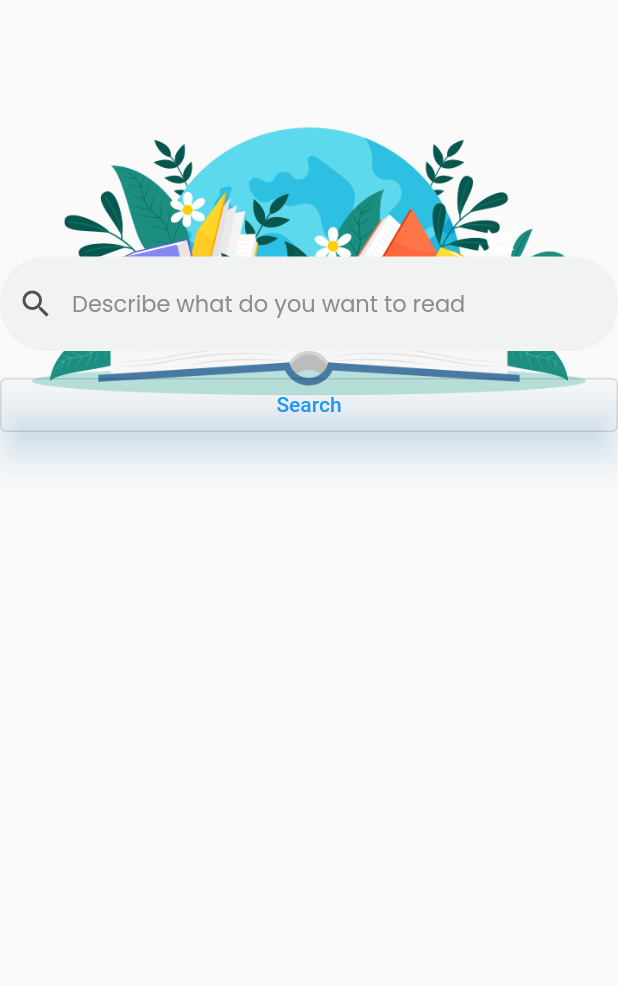
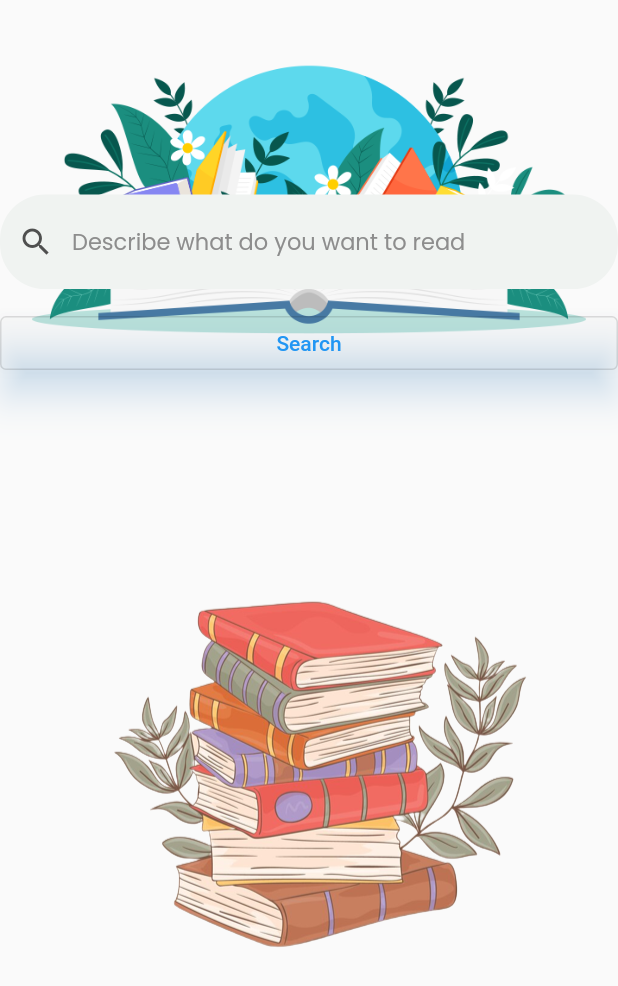
Before and after one commit to IsmailTosunTnyl/lib_management, a Flutter app: the BookAIPage widget shown alone on an empty page, opened directly, on a phone screen of 412 x 824 dp. Shown: the top 986 px of the screen. Run offline on Flutter 3.47's test engine with Material 2 defaults, Android fonts, the light colour scheme and no system bars; our stand-ins replace cloud_firestore, email_validator, firebase_auth, firebase_core, flutter_datetime_picker, google_fonts and 1 more; missing offline and left inert: chat_gpt_sdk; accounts and stored records are empty; network calls fail.

Commit message:
lets change

```diff
--- a/lib/widgets/BookAIPage.dart
+++ b/lib/widgets/BookAIPage.dart
@@ -159,7 +159,8 @@ class _BookAIPageState extends State<BookAIPage> {
 
   @override
   Widget build(BuildContext context) {
-    return Center(
+    return SingleChildScrollView(
+      child: Center(
           child: SizedBox(
         width: MediaQuery.of(context).size.width,
         height: MediaQuery.of(context).size.height * 0.9,
@@ -193,7 +194,8 @@ class _BookAIPageState extends State<BookAIPage> {
                           style: ButtonStyle(
                               elevation: MaterialStateProperty.all(10),
                               shadowColor: MaterialStateColor.resolveWith(
-                                (states) => Color.fromARGB(81, 33, 149, 243))),
+                                  (states) =>
+                                      Color.fromARGB(81, 33, 149, 243))),
                           onPressed: () {
                             _translateEngToThai(inputcontroller.text);
                           },
@@ -206,12 +208,19 @@ class _BookAIPageState extends State<BookAIPage> {
               height: 20,
             ),
             Expanded(
-            child: ListView(
+              child: widgetList.isNotEmpty
+                  ? ListView(
                       children: widgetList,
+                    )
+                  : Image.asset(
+                      'assets/Images/book.png',
+                      scale: 1.5,
+                      width: double.infinity,
                     ),
             )
           ],
         ),
-    ));
+      )),
+    );
   }
 }
--- a/lib/widgets/MainPage.dart
+++ b/lib/widgets/MainPage.dart
@@ -27,14 +27,7 @@ class _MainPageState extends State<MainPage> {
       title: 'Flutter Demo',
       theme: ThemeData(
         // This is the theme of your application.
-        //
-        // Try running your application with "flutter run". You'll see the
-        // application has a blue toolbar. Then, without quitting the app, try
-        // changing the primarySwatch below to Colors.green and then invoke
-        // "hot reload" (press "r" in the console where you ran "flutter run",
-        // or simply save your changes to "hot reload" in a Flutter IDE).
-        // Notice that the counter didn't reset back to zero; the application
-        // is not restarted.
+
         primarySwatch: Colors.blue,
       ),
       home: FutureBuilder(
@@ -49,7 +42,7 @@ class _MainPageState extends State<MainPage> {
 
           // Once complete, show your application
           if (snapshot.connectionState == ConnectionState.done) {
-            return const MainsPageContent(title: 'Flutter Demo Home Page');
+            return const MainsPageContent(title: 'Lib Management Plus');
           }
 
           // Otherwise, show something whilst waiting for initialization to complete
```
Also changed, not shown: assets/Images/sky.png (added), 3 other files. Lines whose indentation alone changed are shown as unchanged.
